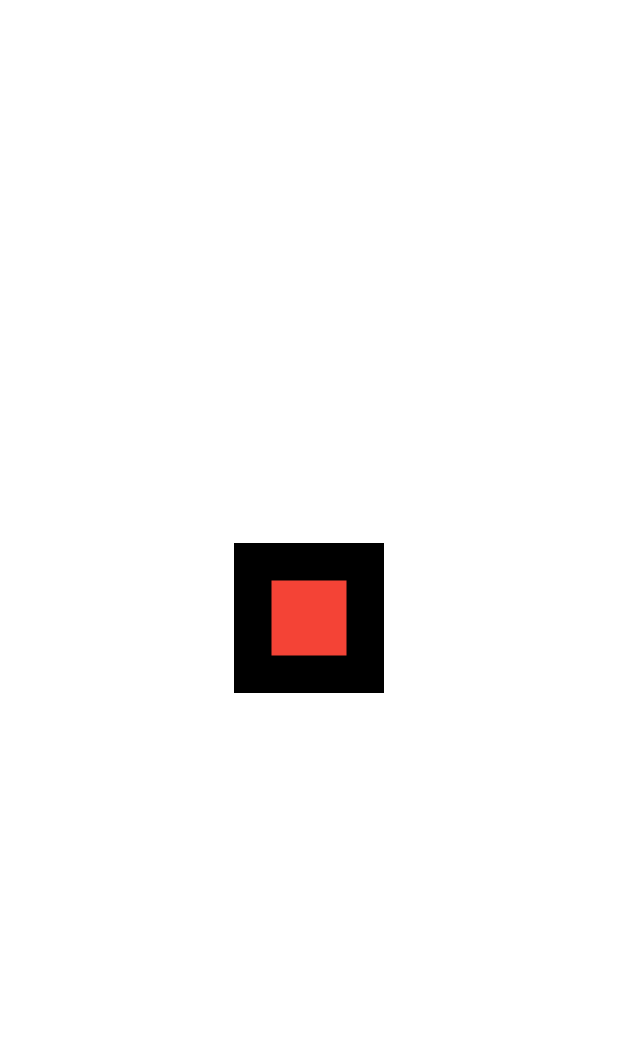
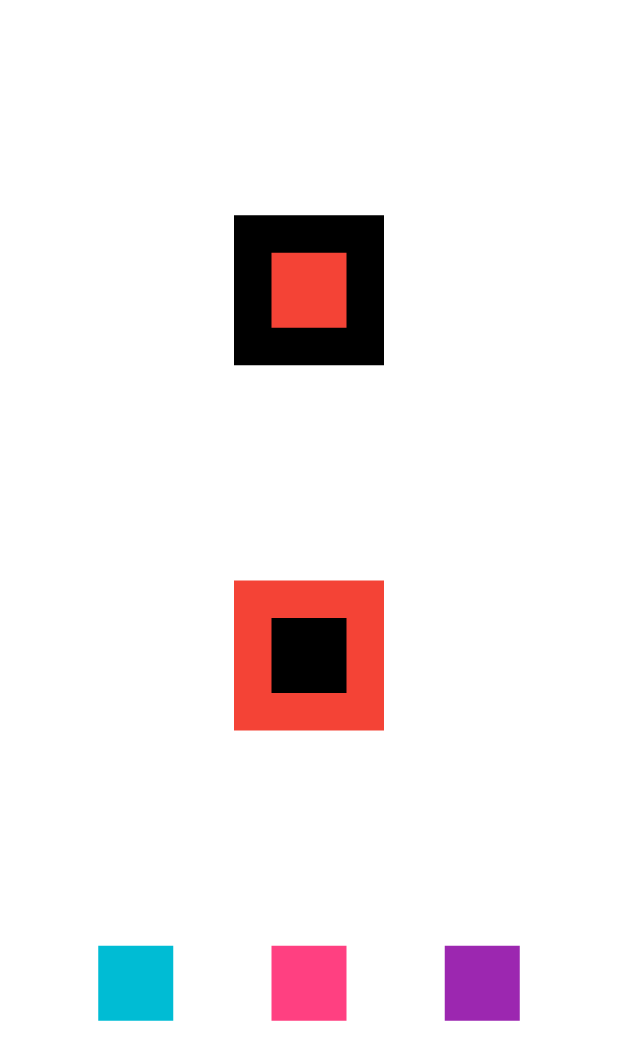
Before and after one commit to andreazevedoluiz/Projeto_Task, a Flutter app: the screen it shows after launch, on a phone screen of 412 x 824 dp. Shown: the top 1060 px of the screen. Run offline on Flutter 3.47's test engine with Material 2 defaults, Android fonts, the phone set to English and light mode, and no system bars.

Commit message:
Colonms + Row

```diff
--- a/lib/main.dart
+++ b/lib/main.dart
@@ -17,8 +17,8 @@ class MyApp extends StatelessWidget {
           useMaterial3: true,
         ),
         home: Column(
-          mainAxisAlignment: MainAxisAlignment.center,
-          crossAxisAlignment: CrossAxisAlignment.center,
+          mainAxisAlignment: MainAxisAlignment.spaceEvenly, // vertical
+          crossAxisAlignment: CrossAxisAlignment.center, //orizontal
           children: [
             Stack(
               alignment: AlignmentDirectional.center,
@@ -34,6 +34,42 @@ class MyApp extends StatelessWidget {
                   height: 50,
                 ),
               ],
+            ),
+            Stack(
+              alignment: AlignmentDirectional.center,
+              children: [
+                Container(
+                  color: Colors.red,
+                  width: 100,
+                  height: 100,
+                ),
+                Container(
+                  color: Colors.black,
+                  width: 50,
+                  height: 50,
+                ),
+              ],
+            ),
+            Row(
+              mainAxisAlignment: MainAxisAlignment.spaceEvenly,
+              crossAxisAlignment: CrossAxisAlignment.center,
+              children: [
+                Container(
+                  color: Colors.cyan,
+                  height: 50,
+                  width: 50,
+                ),
+                Container(
+                  color: Colors.pinkAccent,
+                  height: 50,
+                  width: 50,
+                ),
+                Container(
+                  color: Colors.purple,
+                  height: 50,
+                  width: 50,
+                ),
+              ],
             )
           ],
         ));
```
